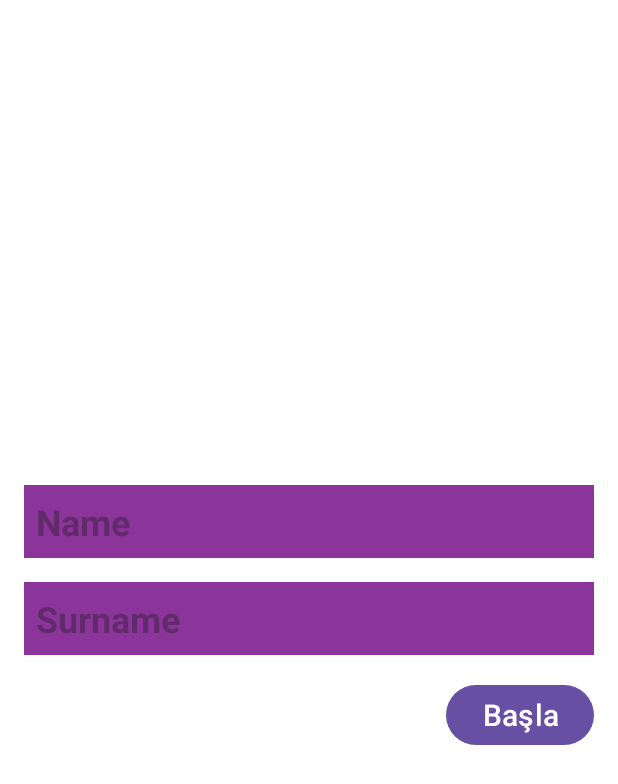
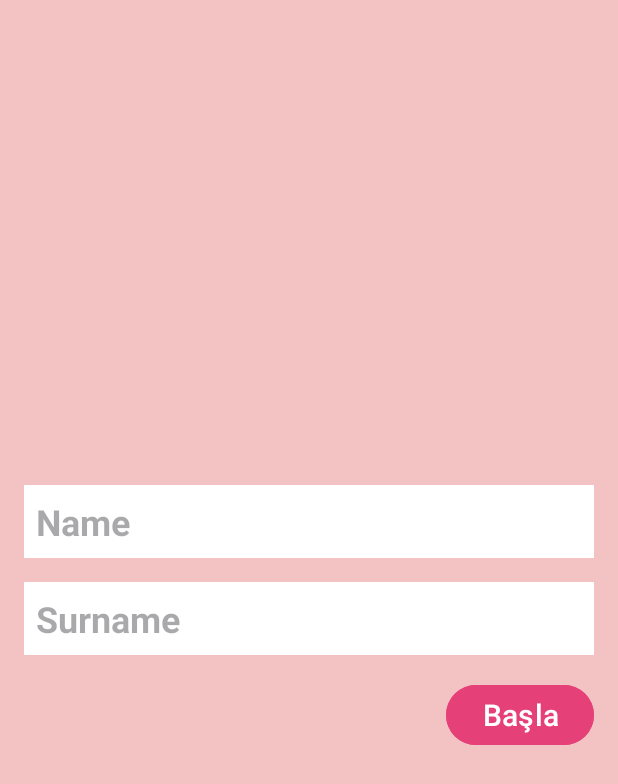
Before and after one commit to rusenolcay/Challenge1, an Android app: the screen it shows after launch (MainActivity), after a tap on "Başla", on a phone screen of 412 x 824 dp. Shown: the top 784 px of the screen. Run offline under Robolectric (Android 15) with nearby library versions, the phone set to English and light mode, and no system bars.

Commit message:
son duzenlemeler yapıldı.

```diff
--- /dev/null
+++ b/app/src/main/java/com/info/odevdeneme1/Extensions.kt
@@ -0,0 +1,21 @@
+package com.info.odevdeneme1
+
+import android.app.Activity
+import android.content.Context
+import android.view.View
+import android.view.inputmethod.InputMethodManager
+import android.widget.Toast
+import androidx.fragment.app.Fragment
+
+fun Fragment.hideKeyboard() {
+    view?.let { activity?.hideKeyboard(it) }
+}
+
+fun Context.hideKeyboard(view: View) {
+    val inputMethodManager = getSystemService(Activity.INPUT_METHOD_SERVICE) as InputMethodManager
+    inputMethodManager.hideSoftInputFromWindow(view.windowToken, 0)
+}
+
+fun Context.showToast(message : String = getString(R.string.uyari)) {
+    Toast.makeText(this, message, Toast.LENGTH_SHORT).show()
+}
--- a/app/src/main/java/com/info/odevdeneme1/GirisFragment.kt
+++ b/app/src/main/java/com/info/odevdeneme1/GirisFragment.kt
@@ -18,14 +18,20 @@ class GirisFragment : Fragment() {
         savedInstanceState: Bundle?
     ): View {
         binding = FragmentGirisBinding.inflate(inflater, container, false)
-        binding.btnGiris.setOnClickListener {
-            if (binding.etName.text.isBlank() || binding.etSurname.text.isBlank()) {
-                Toast.makeText(context, getString(R.string.uyari), Toast.LENGTH_SHORT).show()
-            } else {
-                navigateKisiselBilgiler(it)
+        init()
+        return binding.root
+    }
+
+    private fun init() {
+        with(binding) {
+            btnGiris.setOnClickListener {
+                if (etName.text.isBlank() || etSurname.text.isBlank()) {
+                    context?.showToast()
+                } else {
+                    navigateKisiselBilgiler(it)
+                }
             }
         }
-        return binding.root
     }
 
     private fun navigateKisiselBilgiler(view: View) {
--- a/app/src/main/res/layout/fragment_giris.xml
+++ b/app/src/main/res/layout/fragment_giris.xml
@@ -2,7 +2,7 @@
 <LinearLayout xmlns:android="http://schemas.android.com/apk/res/android"
     android:layout_width="match_parent"
     android:layout_height="match_parent"
-    android:background="@color/white"
+    android:background="@color/pink"
     android:gravity="center"
     android:orientation="vertical">
 
@@ -11,13 +11,13 @@
         android:layout_width="match_parent"
         android:layout_height="wrap_content"
         android:layout_marginHorizontal="16dp"
-        android:background="#8B359A"
         android:hint="@string/name"
         android:inputType="textCapSentences"
         android:padding="8dp"
-        android:textColor="@color/white"
+        android:textColor="@color/black"
         android:textSize="24sp"
-        android:textStyle="bold" />
+        android:textStyle="bold"
+        android:background="@color/white"/>
 
     <EditText
         android:id="@+id/et_surname"
@@ -25,13 +25,14 @@
         android:layout_height="wrap_content"
         android:layout_marginHorizontal="16dp"
         android:layout_marginTop="16dp"
-        android:background="#8B359A"
+        android:background="@color/white"
         android:hint="@string/surname"
         android:inputType="textCapSentences"
         android:padding="8dp"
-        android:textColor="@color/white"
+        android:textColor="@color/black"
         android:textSize="24sp"
-        android:textStyle="bold" />
+        android:textStyle="bold"
+        android:backgroundTint="@color/white"/>
 
     <Button
         android:id="@+id/btn_giris"
@@ -41,5 +42,6 @@
         android:layout_marginHorizontal="16dp"
         android:layout_marginTop="16dp"
         android:text="@string/login"
-        android:textSize="20sp" />
+        android:textSize="20sp"
+        android:backgroundTint="@color/pink_dark"/>
 </LinearLayout>
--- a/app/src/main/res/values/colors.xml
+++ b/app/src/main/res/values/colors.xml
@@ -3,5 +3,8 @@
     <color name="black">#FF000000</color>
     <color name="white">#FFFFFFFF</color>
     <color name="red">#FFE41010</color>
-    <color name="pink">#FFD6638A</color>
+    <color name="pink">#F3C3C3</color>
+    <color name="pink_dark">#E64079</color>
+    <color name="cyan">#C122D3</color>
+
 </resources>
--- a/app/src/main/res/values/strings.xml
+++ b/app/src/main/res/values/strings.xml
@@ -4,11 +4,12 @@
     <string name="surname">Surname</string>
     <string name="login">Başla</string>
     <string name="mail">E-posta</string>
-    <string name="phone">Phone</string>
+    <string name="phone">Telefon Numarası</string>
     <string name="soru1">Aylık geliriniz 50.000 TL üzerinde mi?</string>
     <string name="soru2">Oturduğunuz ev size mi ait?</string>
     <string name="soru3">Sizce uygulanan bu yöntem güvenli mi?</string>
     <string name="devamet">Devam Et</string>
     <string name="yanıt">Evet veya Hayır</string>
     <string name="uyari">Lütfen tüm alanları doldurunuz.</string>
+    <string name="turn_homepage">Ana Sayfaya Dön</string>
 </resources>
```
Also changed, not shown: app/src/main/java/com/info/odevdeneme1/CustomFragment.kt (+23 -11 lines), app/src/main/java/com/info/odevdeneme1/KisiselBilgilerFragment.kt (+13 -9 lines), app/src/main/java/com/info/odevdeneme1/SonuclarFragment.kt (+11 -8 lines), app/src/main/res/layout/fragment_custom.xml (+13 -6 lines), app/src/main/res/layout/fragment_kisisel_bilgiler.xml (+14 -8 lines), app/src/main/res/layout/fragment_sonuclar.xml (+19 -11 lines).
